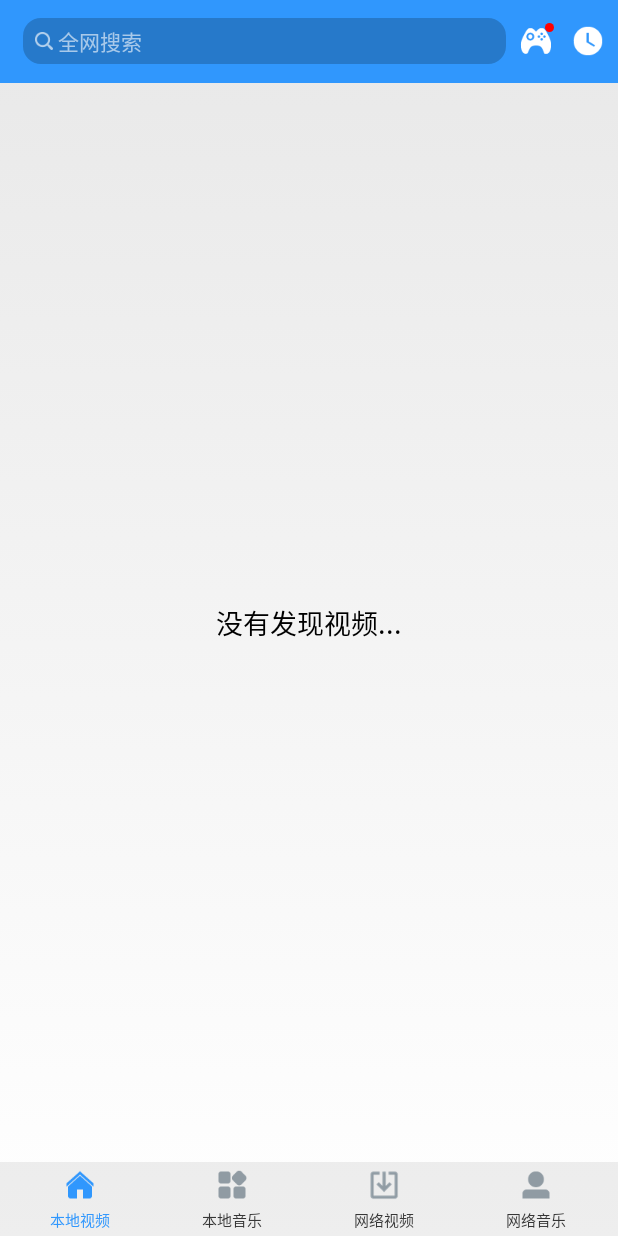
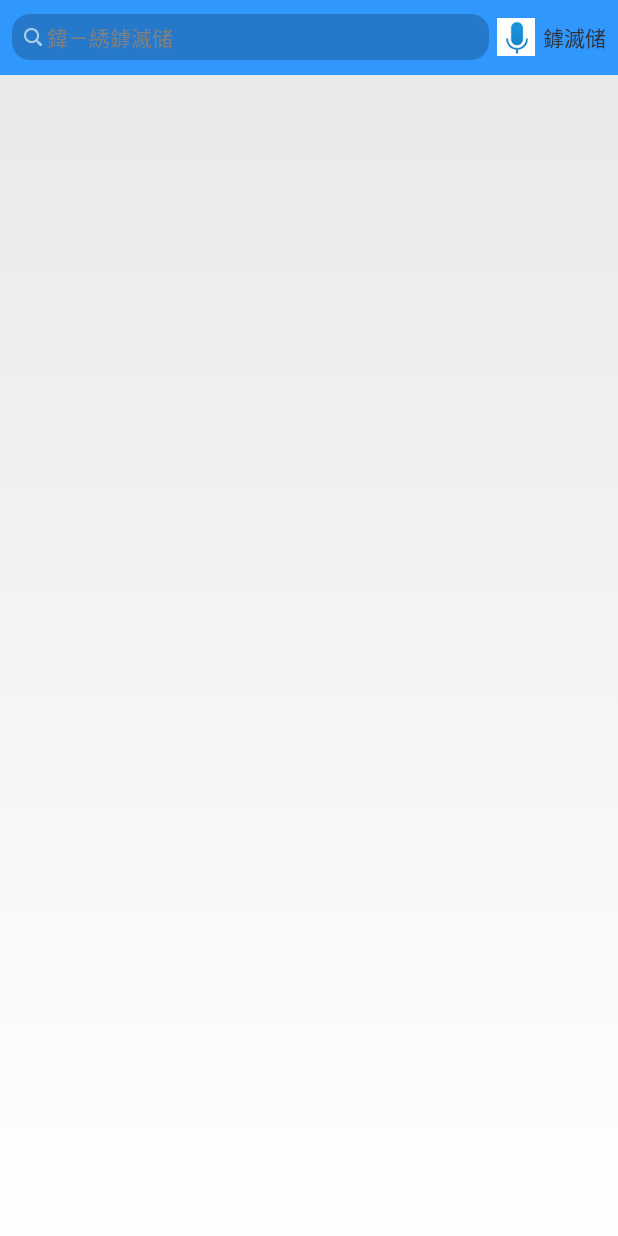
Before and after one commit to AllenHsuGit/MobileMediaPlayer, an Android app: the MainActivity screen opened directly, with no data from a screen before it, after a tap on "全网搜索", on a phone screen of 412 x 824 dp. Run offline under Robolectric (Android 15) with nearby library versions, the phone set to English and light mode, and no system bars.

Commit message:
完成搜索页面的页面布局。

```diff
--- a/app/src/main/AndroidManifest.xml
+++ b/app/src/main/AndroidManifest.xml
@@ -246,6 +246,7 @@
                 <action android:name="com.porfirio.mobileplayer_OPENAUDIO"/>
             </intent-filter>
         </service>
+        <activity android:name=".controller.activity.SearchActivity"/>
     </application>
 
 </manifest>
--- /dev/null
+++ b/app/src/main/java/com/project/perfy/mobilemediaplayer/controller/activity/SearchActivity.java
@@ -0,0 +1,20 @@
+package com.project.perfy.mobilemediaplayer.controller.activity;
+
+import android.app.Activity;
+import android.os.Bundle;
+import android.support.annotation.Nullable;
+
+import com.project.perfy.mobilemediaplayer.R;
+
+/**
+ * Created by lenovo on 2018/3/11.
+ * 搜索页面
+ */
+
+public class SearchActivity extends Activity{
+    @Override
+    protected void onCreate(@Nullable Bundle savedInstanceState) {
+        super.onCreate(savedInstanceState);
+        setContentView(R.layout.activity_search);
+    }
+}
--- a/app/src/main/java/com/project/perfy/mobilemediaplayer/view/TitleBar.java
+++ b/app/src/main/java/com/project/perfy/mobilemediaplayer/view/TitleBar.java
@@ -1,6 +1,7 @@
 package com.project.perfy.mobilemediaplayer.view;
 
 import android.content.Context;
+import android.content.Intent;
 import android.support.annotation.Nullable;
 import android.util.AttributeSet;
 import android.view.View;
@@ -8,6 +9,7 @@ import android.widget.LinearLayout;
 import android.widget.Toast;
 
 import com.project.perfy.mobilemediaplayer.R;
+import com.project.perfy.mobilemediaplayer.controller.activity.SearchActivity;
 
 
 /**
@@ -69,7 +71,9 @@ public class TitleBar extends LinearLayout implements View.OnClickListener {
     public void onClick(View v) {
         switch (v.getId()){
             case R.id.tv_search: // 搜索
-                Toast.makeText(mContext, "搜索", Toast.LENGTH_SHORT).show();
+                //Toast.makeText(mContext, "搜索", Toast.LENGTH_SHORT).show();
+                Intent intent = new Intent(mContext,SearchActivity.class);
+                mContext.startActivity(intent);
                 break;
             case R.id.rl_game: // 游戏
                 Toast.makeText(mContext, "游戏", Toast.LENGTH_SHORT).show();
--- /dev/null
+++ b/app/src/main/res/layout/activity_search.xml
@@ -0,0 +1,73 @@
+<?xml version="1.0" encoding="utf-8"?>
+<LinearLayout xmlns:android="http://schemas.android.com/apk/res/android"
+    android:layout_width="match_parent"
+    android:layout_height="match_parent"
+    android:orientation="vertical">
+
+
+    <LinearLayout
+        android:layout_width="match_parent"
+        android:layout_height="50dp"
+        android:background="#ff3097fd"
+        android:gravity="center_vertical">
+
+
+        <EditText
+            android:id="@+id/et_input"
+            android:layout_width="wrap_content"
+            android:layout_height="wrap_content"
+            android:layout_marginLeft="8dp"
+            android:layout_weight="1"
+            android:background="@drawable/tv_search_bg_selector"
+            android:clickable="true"
+            android:drawableLeft="@drawable/tv_search_drawable_selector"
+            android:drawablePadding="3dp"
+            android:hint="鍏ㄧ綉鎼滅储"
+            android:textColor="@drawable/tv_search_textcolor_selector"
+            android:textSize="14sp" />
+
+        <ImageView
+            android:id="@+id/iv_voice"
+            android:layout_width="wrap_content"
+            android:layout_height="wrap_content"
+            android:layout_marginLeft="5dp"
+            android:src="@drawable/voice_empty" />
+
+        <TextView
+            android:id="@+id/tv_search"
+            android:layout_width="wrap_content"
+            android:layout_height="wrap_content"
+            android:layout_marginLeft="5dp"
+            android:layout_marginRight="8dp"
+            android:text="鎼滅储" />
+
+
+    </LinearLayout>
+
+    <RelativeLayout
+        android:layout_width="match_parent"
+        android:layout_height="match_parent">
+
+        <ListView
+            android:id="@+id/listview"
+            android:layout_width="match_parent"
+            android:layout_height="match_parent"/>
+
+        <ProgressBar
+            android:visibility="gone"
+            android:id="@+id/progressBar"
+            android:layout_centerInParent="true"
+            android:layout_width="wrap_content"
+            android:layout_height="wrap_content" />
+
+        <TextView
+            android:visibility="gone"
+            android:id="@+id/tv_nodata"
+            android:text="鎶辨瓑娌℃湁鎮ㄨ鐨勫唴瀹?.."
+            android:layout_centerInParent="true"
+            android:layout_width="wrap_content"
+            android:layout_height="wrap_content" />
+    </RelativeLayout>
+
+
+</LinearLayout>
```
